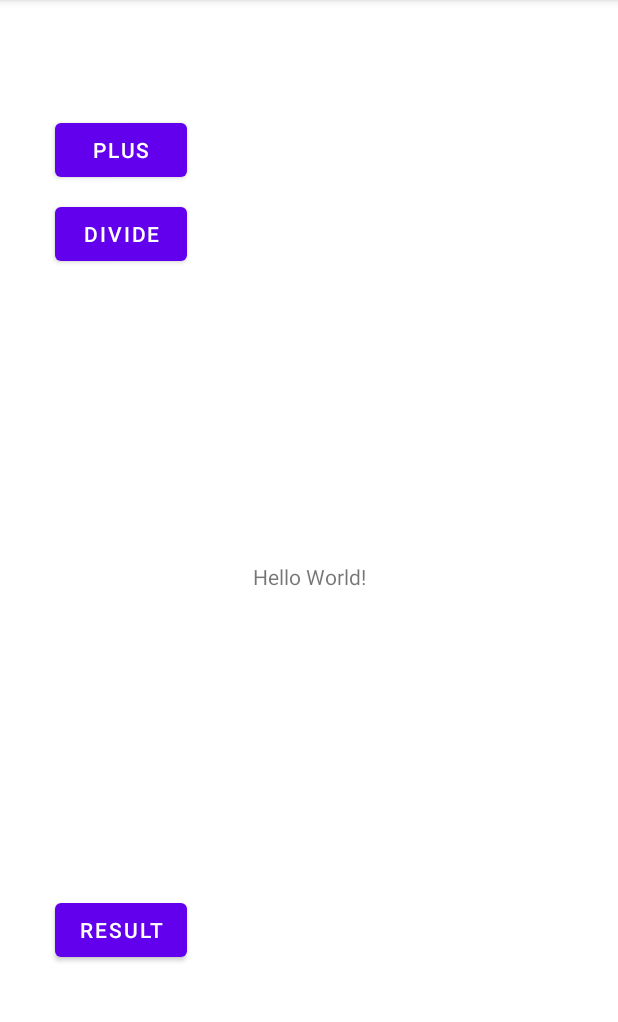
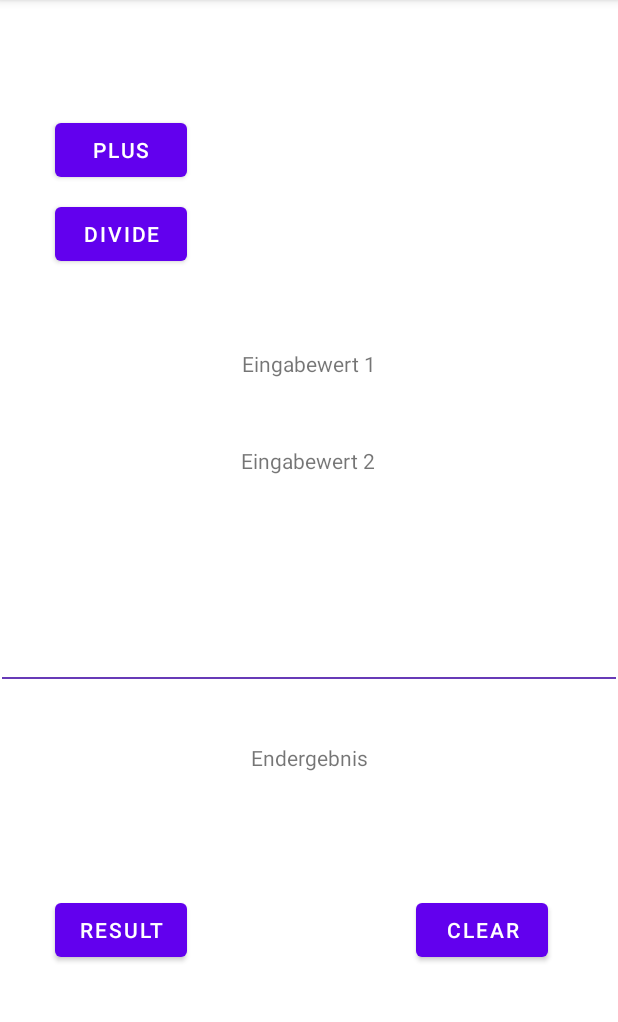
Before and after one commit to laterkevin/Calculator, an Android app: the screen it shows after launch (MainActivity), on a phone screen of 412 x 824 dp, the part 84-1106 px from its top. Run offline under Robolectric (Android 15) with nearby library versions, the phone set to English and light mode, and no system bars.

Commit message:
Buttons > Strings

```diff
--- a/app/src/main/res/layout/activity_main.xml
+++ b/app/src/main/res/layout/activity_main.xml
@@ -7,13 +7,38 @@
     tools:context=".MainActivity">
 
     <TextView
+        android:id="@+id/denominator"
         android:layout_width="wrap_content"
         android:layout_height="wrap_content"
-        android:text="Hello World!"
+        android:text="@string/eingabewert_1"
         app:layout_constraintBottom_toBottomOf="parent"
         app:layout_constraintEnd_toEndOf="parent"
         app:layout_constraintStart_toStartOf="parent"
-        app:layout_constraintTop_toTopOf="parent" />
+        app:layout_constraintTop_toTopOf="parent"
+        app:layout_constraintVertical_bias="0.311" />
+
+    <TextView
+        android:id="@+id/numerator"
+        android:layout_width="wrap_content"
+        android:layout_height="wrap_content"
+        android:text="@string/eingabewert_2"
+        app:layout_constraintBottom_toBottomOf="parent"
+        app:layout_constraintEnd_toEndOf="parent"
+        app:layout_constraintHorizontal_bias="0.498"
+        app:layout_constraintStart_toStartOf="parent"
+        app:layout_constraintTop_toBottomOf="@+id/denominator"
+        app:layout_constraintVertical_bias="0.091" />
+
+    <TextView
+        android:id="@+id/resulto"
+        android:layout_width="wrap_content"
+        android:layout_height="wrap_content"
+        android:text="@string/endergebnis"
+        app:layout_constraintBottom_toBottomOf="parent"
+        app:layout_constraintEnd_toEndOf="parent"
+        app:layout_constraintStart_toStartOf="parent"
+        app:layout_constraintTop_toBottomOf="@+id/numerator"
+        app:layout_constraintVertical_bias="0.413" />
 
     <Button
         android:id="@+id/plus_button"
@@ -48,6 +73,32 @@
         app:layout_constraintHorizontal_bias="0.0"
         app:layout_constraintStart_toStartOf="@+id/dividor_button"
         app:layout_constraintTop_toBottomOf="@+id/dividor_button"
+        tools:ignore="DuplicateSpeakableTextCheck"
         tools:text="=" />
 
+    <Button
+        android:id="@+id/clear_button"
+        android:layout_width="wrap_content"
+        android:layout_height="wrap_content"
+        android:text="@string/clear"
+        app:layout_constraintBottom_toBottomOf="@+id/result_button"
+        app:layout_constraintEnd_toEndOf="parent"
+        app:layout_constraintHorizontal_bias="0.767"
+        app:layout_constraintStart_toEndOf="@+id/result_button"
+        app:layout_constraintTop_toTopOf="@+id/result_button"
+        tools:text="clear" />
+
+    <View
+        android:id="@+id/divider"
+        android:layout_width="409dp"
+        android:layout_height="1dp"
+        android:background="?android:attr/listDivider"
+        android:backgroundTint="#673AB7"
+        android:backgroundTintMode="add"
+        app:layout_constraintBottom_toTopOf="@+id/resulto"
+        app:layout_constraintEnd_toEndOf="parent"
+        app:layout_constraintStart_toStartOf="parent"
+        app:layout_constraintTop_toBottomOf="@+id/numerator"
+        app:layout_constraintVertical_bias="0.761" />
+
 </androidx.constraintlayout.widget.ConstraintLayout>
--- a/app/src/main/res/values/strings.xml
+++ b/app/src/main/res/values/strings.xml
@@ -3,4 +3,10 @@
     <string name="plus">plus</string>
     <string name="divide">divide</string>
     <string name="result">result</string>
+    <string name="numerator">2</string>
+    <string name="resulto">Result</string>
+    <string name="clear">clear</string>
+    <string name="eingabewert_1">Eingabewert 1</string>
+    <string name="eingabewert_2">Eingabewert 2</string>
+    <string name="endergebnis">Endergebnis</string>
 </resources>
--- /dev/null
+++ b/app/src/main/res/values/styles.xml
@@ -0,0 +1,2 @@
+<?xml version="1.0" encoding="utf-8"?>
+<resources></resources>
```
